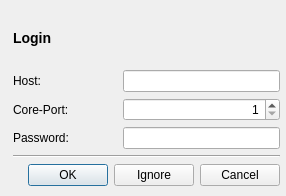
applejuicenetz/gui-juicer, file juicer/src/qajlogindialogbase.ui: the form before one commit.
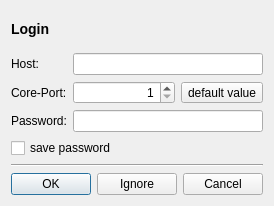
The form after the commit. Icons and pictures are not drawn.

```diff
--- a/juicer/src/qajlogindialogbase.ui
+++ b/juicer/src/qajlogindialogbase.ui
@@ -8,8 +8,8 @@
    <rect>
     <x>0</x>
     <y>0</y>
-    <width>286</width>
-    <height>196</height>
+    <width>266</width>
+    <height>206</height>
    </rect>
   </property>
   <property name="sizePolicy" >
@@ -24,16 +24,7 @@
   <property name="modal" >
    <bool>true</bool>
   </property>
-  <widget class="QWidget" name="" >
-   <property name="geometry" >
-    <rect>
-     <x>13</x>
-     <y>13</y>
-     <width>267</width>
-     <height>173</height>
-    </rect>
-   </property>
-   <layout class="QVBoxLayout" >
+  <layout class="QVBoxLayout" name="verticalLayout" >
     <item>
      <widget class="QLabel" name="headerLabel" >
       <property name="text" >
@@ -42,25 +33,7 @@
      </widget>
     </item>
     <item>
-     <layout class="QGridLayout" >
-      <property name="leftMargin" >
-       <number>0</number>
-      </property>
-      <property name="topMargin" >
-       <number>0</number>
-      </property>
-      <property name="rightMargin" >
-       <number>0</number>
-      </property>
-      <property name="bottomMargin" >
-       <number>0</number>
-      </property>
-      <property name="horizontalSpacing" >
-       <number>6</number>
-      </property>
-      <property name="verticalSpacing" >
-       <number>6</number>
-      </property>
+    <layout class="QFormLayout" name="formLayout" >
       <item row="0" column="0" >
        <widget class="QLabel" name="label" >
         <property name="sizePolicy" >
@@ -74,7 +47,32 @@
         </property>
        </widget>
       </item>
+     <item row="0" column="1" >
+      <widget class="QLineEdit" name="hostEdit" >
+       <property name="sizePolicy" >
+        <sizepolicy vsizetype="Fixed" hsizetype="Expanding" >
+         <horstretch>3</horstretch>
+         <verstretch>0</verstretch>
+        </sizepolicy>
+       </property>
+      </widget>
+     </item>
+     <item row="1" column="0" >
+      <widget class="QLabel" name="label_2" >
+       <property name="sizePolicy" >
+        <sizepolicy vsizetype="Preferred" hsizetype="Preferred" >
+         <horstretch>2</horstretch>
+         <verstretch>0</verstretch>
+        </sizepolicy>
+       </property>
+       <property name="text" >
+        <string>Core-Port:</string>
+       </property>
+      </widget>
+     </item>
       <item row="1" column="1" >
+      <layout class="QHBoxLayout" name="horizontalLayout" >
+       <item>
        <widget class="QSpinBox" name="portSpinBox" >
         <property name="sizePolicy" >
          <sizepolicy vsizetype="Fixed" hsizetype="Minimum" >
@@ -93,6 +91,35 @@
         </property>
        </widget>
       </item>
+       <item>
+        <widget class="QToolButton" name="resetPortButton" >
+         <property name="toolTip" >
+          <string>reset to default value</string>
+         </property>
+         <property name="text" >
+          <string>default value</string>
+         </property>
+         <property name="icon" >
+          <iconset resource="images.qrc" >
+           <normaloff>:/small/undo.png</normaloff>:/small/undo.png</iconset>
+         </property>
+        </widget>
+       </item>
+      </layout>
+     </item>
+     <item row="2" column="0" >
+      <widget class="QLabel" name="label_3" >
+       <property name="sizePolicy" >
+        <sizepolicy vsizetype="Preferred" hsizetype="Preferred" >
+         <horstretch>2</horstretch>
+         <verstretch>0</verstretch>
+        </sizepolicy>
+       </property>
+       <property name="text" >
+        <string>Password:</string>
+       </property>
+      </widget>
+     </item>
       <item row="2" column="1" >
        <widget class="QLineEdit" name="passwordEdit" >
         <property name="sizePolicy" >
@@ -106,44 +133,18 @@
         </property>
        </widget>
       </item>
-      <item row="0" column="1" >
-       <widget class="QLineEdit" name="hostEdit" >
-        <property name="sizePolicy" >
-         <sizepolicy vsizetype="Fixed" hsizetype="Expanding" >
-          <horstretch>3</horstretch>
-          <verstretch>0</verstretch>
-         </sizepolicy>
-        </property>
-       </widget>
-      </item>
-      <item row="2" column="0" >
-       <widget class="QLabel" name="label_3" >
-        <property name="sizePolicy" >
-         <sizepolicy vsizetype="Preferred" hsizetype="Preferred" >
-          <horstretch>2</horstretch>
-          <verstretch>0</verstretch>
-         </sizepolicy>
-        </property>
-        <property name="text" >
-         <string>Password:</string>
-        </property>
-       </widget>
-      </item>
-      <item row="1" column="0" >
-       <widget class="QLabel" name="label_2" >
-        <property name="sizePolicy" >
-         <sizepolicy vsizetype="Preferred" hsizetype="Preferred" >
-          <horstretch>2</horstretch>
-          <verstretch>0</verstretch>
-         </sizepolicy>
-        </property>
-        <property name="text" >
-         <string>Core-Port:</string>
-        </property>
-       </widget>
-      </item>
-     </layout>
-    </item>
+    </layout>
+   </item>
+   <item>
+    <widget class="QCheckBox" name="savePasswordCheckBox" >
+     <property name="layoutDirection" >
+      <enum>Qt::LeftToRight</enum>
+     </property>
+     <property name="text" >
+      <string>save password</string>
+     </property>
+    </widget>
+   </item>
     <item>
      <widget class="Line" name="line" >
       <property name="orientation" >
@@ -153,16 +154,24 @@
     </item>
     <item>
      <widget class="QDialogButtonBox" name="buttonBox" >
+     <property name="sizePolicy" >
+      <sizepolicy vsizetype="Fixed" hsizetype="Expanding" >
+       <horstretch>1</horstretch>
+       <verstretch>1</verstretch>
+      </sizepolicy>
+     </property>
       <property name="orientation" >
        <enum>Qt::Horizontal</enum>
       </property>
       <property name="standardButtons" >
-       <set>QDialogButtonBox::Cancel|QDialogButtonBox::Ignore|QDialogButtonBox::NoButton|QDialogButtonBox::Ok</set>
+      <set>QDialogButtonBox::Cancel|QDialogButtonBox::Ignore|QDialogButtonBox::Ok</set>
+     </property>
+     <property name="centerButtons" >
+      <bool>false</bool>
       </property>
      </widget>
     </item>
    </layout>
-  </widget>
  </widget>
  <tabstops>
   <tabstop>hostEdit</tabstop>
```
Left out of the diff: 11 changed lines with no effect on the pictures. Lines whose indentation alone changed are shown as unchanged.
